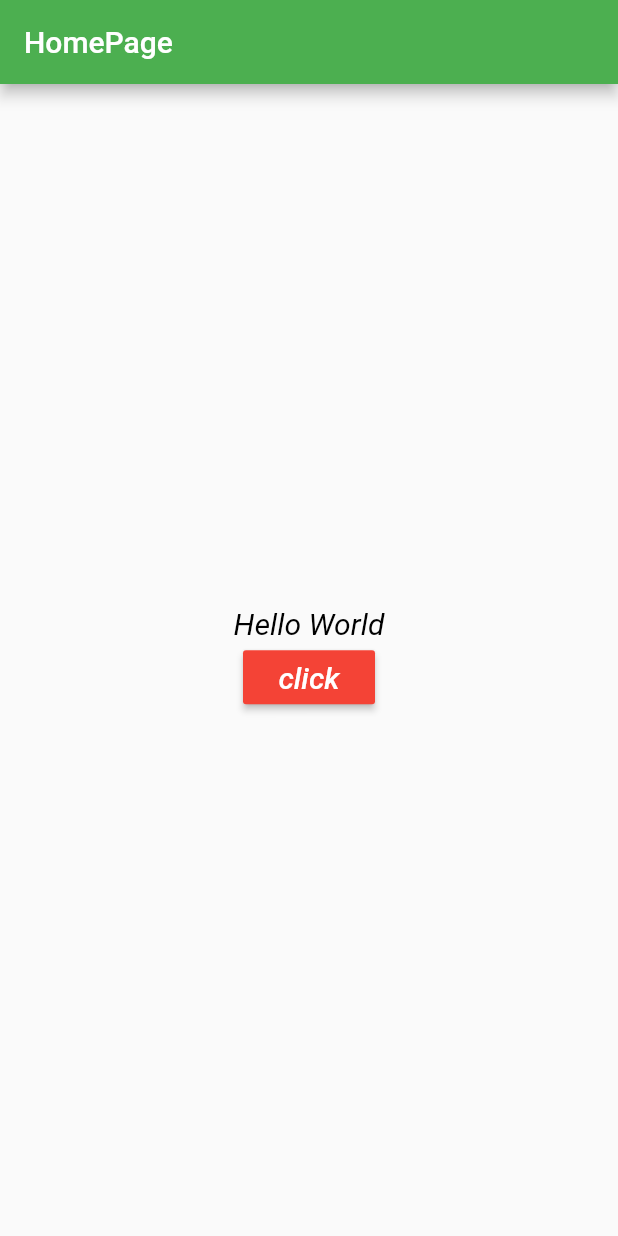
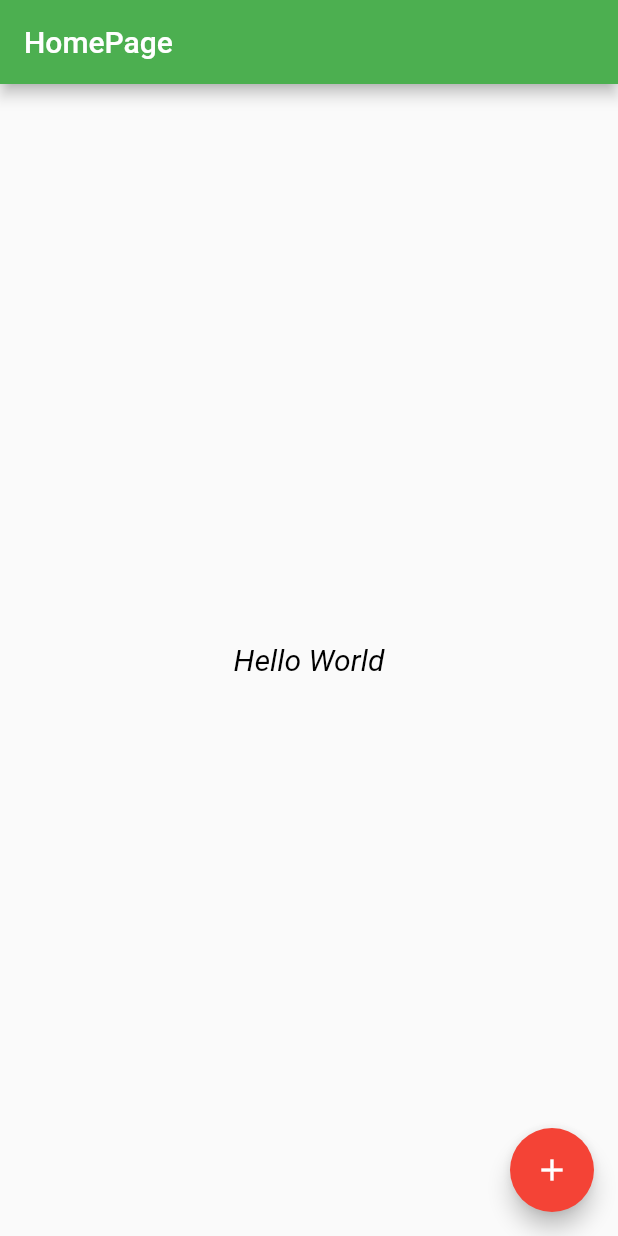
Before and after one commit to utkarshchoubey/Learning-Flutter, a Flutter app: the screen it shows after launch, on a phone screen of 412 x 824 dp. Run offline on Flutter 3.47's test engine with Material 2 defaults, Android fonts, the phone set to English and light mode, and no system bars.

Commit message:
Floating action button added

```diff
--- a/lib/main.dart
+++ b/lib/main.dart
@@ -49,14 +49,6 @@ class _HomePageState extends State<HomePage> {
               fontSize: 20.0,
               fontStyle: FontStyle.italic
             ),),
-            new RaisedButton(
-              child: new Text("click" , style: new TextStyle(
-                  color: Colors.white,
-                  fontSize: 20.0,
-                  fontStyle: FontStyle.italic
-              )),
-              onPressed : _changeText,
-            color: Colors.red,)
           ],
         ),
       ),
@@ -70,6 +62,10 @@ class _HomePageState extends State<HomePage> {
         title: new Text("HomePage"),
       ),
       body: _bodyWidget(),
+        floatingActionButton: new FloatingActionButton(
+          child: new Icon(Icons.add),
+          onPressed: _changeText,
+        ),
     );
   }
 }
```
